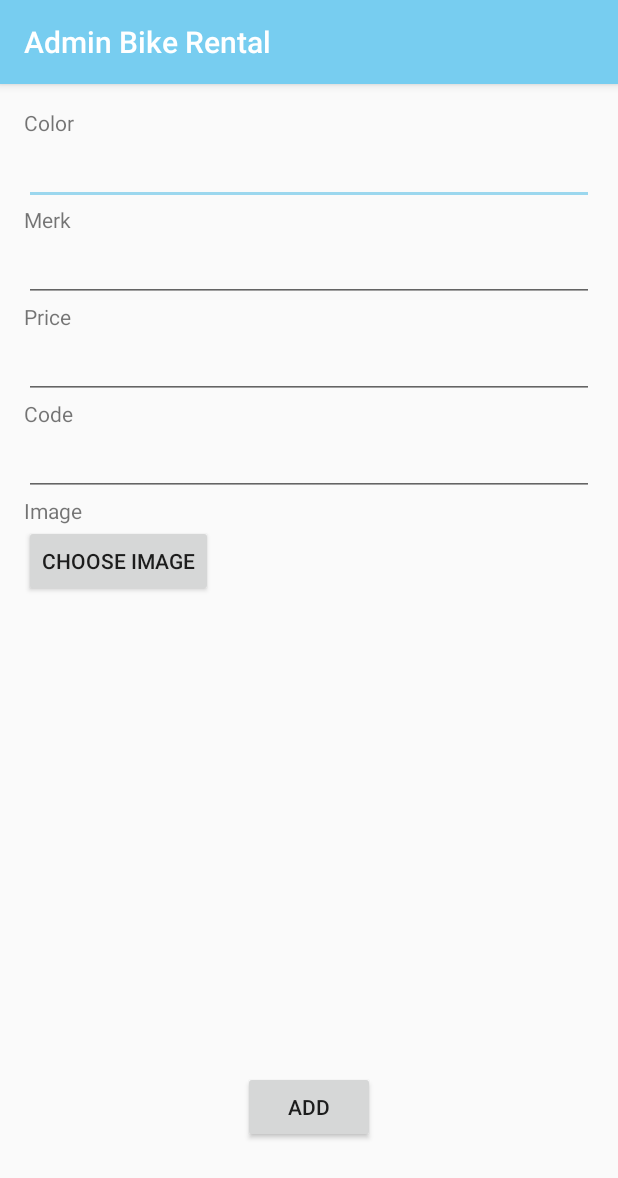
After one commit to hasanwijaya/admin-bike-rental, an Android app: the AddBikeActivity screen opened directly, with no data from a screen before it, on a phone screen of 412 x 824 dp. The commit adds this screen. Shown: the top 1178 px of the screen. Run offline under Robolectric (Android 15) with nearby library versions, the phone set to English and light mode, and no system bars; libraries missing offline, so code that uses them is left out: com.androidnetworking, com.androidnetworking.common, com.androidnetworking.error, com.androidnetworking.interfaces; pictures from the network do not load.

Commit message:
create add bike

```diff
--- a/app/src/main/AndroidManifest.xml
+++ b/app/src/main/AndroidManifest.xml
@@ -3,6 +3,7 @@
     package="com.example.adminbikerental">
 
     <uses-permission android:name="android.permission.INTERNET" />
+    <uses-permission android:name="android.permission.READ_EXTERNAL_STORAGE"/>
 
     <application
         android:allowBackup="true"
@@ -12,7 +13,8 @@
         android:supportsRtl="true"
         android:theme="@style/AppTheme"
         android:usesCleartextTraffic="true">
-        <activity android:name=".activity.DetailCustomerActivity"/>
+        <activity android:name=".activity.AddBikeActivity"></activity>
+        <activity android:name=".activity.DetailCustomerActivity" />
         <activity android:name=".activity.CustomersActivity" />
         <activity android:name=".activity.BikesActivity" />
         <activity
--- /dev/null
+++ b/app/src/main/java/com/example/adminbikerental/activity/AddBikeActivity.java
@@ -0,0 +1,206 @@
+package com.example.adminbikerental.activity;
+
+import androidx.annotation.NonNull;
+import androidx.annotation.Nullable;
+import androidx.appcompat.app.AppCompatActivity;
+import androidx.core.app.ActivityCompat;
+import androidx.core.content.ContextCompat;
+
+import android.Manifest;
+import android.content.Intent;
+import android.content.pm.PackageManager;
+import android.database.Cursor;
+import android.net.Uri;
+import android.os.Bundle;
+import android.provider.MediaStore;
+import android.util.Log;
+import android.view.View;
+import android.widget.Button;
+import android.widget.EditText;
+import android.widget.ImageView;
+import android.widget.Toast;
+
+import com.androidnetworking.AndroidNetworking;
+import com.androidnetworking.common.Priority;
+import com.androidnetworking.error.ANError;
+import com.androidnetworking.interfaces.JSONObjectRequestListener;
+import com.androidnetworking.interfaces.UploadProgressListener;
+import com.bumptech.glide.Glide;
+import com.example.adminbikerental.R;
+
+import org.json.JSONException;
+import org.json.JSONObject;
+
+import java.io.File;
+
+import static com.example.adminbikerental.activity.LoginActivity.BASE_URL;
+
+public class AddBikeActivity extends AppCompatActivity {
+    public static final String TAG = AddBikeActivity.class.getSimpleName();
+    private static final int PICK_IMAGE_REQUEST = 1;
+    private static final int STORAGE_PERMISSION_CODE = 123;
+    private EditText edtColor, edtMerk, edtPrice, edtCode;
+    private Button btnChooseImage, btnAdd;
+    private ImageView ivPreview;
+    private Uri imageUri;
+
+    @Override
+    protected void onCreate(Bundle savedInstanceState) {
+        super.onCreate(savedInstanceState);
+        setContentView(R.layout.activity_add_bike);
+
+        btnChooseImage = findViewById(R.id.btn_choose_image);
+        btnAdd = findViewById(R.id.btn_add);
+        ivPreview = findViewById(R.id.iv_preview);
+        edtColor = findViewById(R.id.edt_color);
+        edtMerk = findViewById(R.id.edt_merk);
+        edtPrice = findViewById(R.id.edt_price);
+        edtCode = findViewById(R.id.edt_code);
+
+        requestStoragePermission();
+
+        btnChooseImage.setOnClickListener(new View.OnClickListener() {
+            @Override
+            public void onClick(View view) {
+                openFileChooser();
+            }
+        });
+
+        btnAdd.setOnClickListener(new View.OnClickListener() {
+            @Override
+            public void onClick(View view) {
+                String color = edtColor.getText().toString().trim();
+                String merk = edtMerk.getText().toString().trim();
+                String price = edtPrice.getText().toString().trim();
+                String code = edtCode.getText().toString().trim();
+
+                boolean isEmpty = false;
+
+                if (color.isEmpty()) {
+                    isEmpty = true;
+                    edtColor.setError("Warna harus diisi");
+                }
+
+                if (merk.isEmpty()) {
+                    isEmpty = true;
+                    edtMerk.setError("Merek harus diisi");
+                }
+
+                if (price.isEmpty()) {
+                    isEmpty = true;
+                    edtPrice.setError("Harga harus diisi");
+                }
+
+                if (code.isEmpty()) {
+                    isEmpty = true;
+                    edtCode.setError("Kode harus diisi");
+                }
+
+                if (!isEmpty) {
+                    File file = new File(getPath(imageUri));
+
+                    AndroidNetworking.upload(BASE_URL + "/insert_bike.php")
+                        .addMultipartFile("image", file)
+                        .addMultipartParameter("color", color)
+                        .addMultipartParameter("merk", merk)
+                        .addMultipartParameter("price", price)
+                        .addMultipartParameter("code", code)
+                        .setPriority(Priority.HIGH)
+                        .build()
+                        .setUploadProgressListener(new UploadProgressListener() {
+                            @Override
+                            public void onProgress(long bytesUploaded, long totalBytes) {
+                                // do anything with progress
+                            }
+                        })
+                        .getAsJSONObject(new JSONObjectRequestListener() {
+                            @Override
+                            public void onResponse(JSONObject response) {
+                                try {
+                                    String status = response.getString("status");
+
+                                    if(status.equals("success")) {
+                                        Intent intent = new Intent(AddBikeActivity.this, BikesActivity.class);
+                                        intent.addFlags(Intent.FLAG_ACTIVITY_CLEAR_TOP);
+                                        startActivity(intent);
+                                    }
+                                } catch(JSONException e) {
+                                    e.printStackTrace();
+                                }
+                            }
+
+                            @Override
+                            public void onError(ANError anError) {
+                                Log.e(TAG, "onError: " + anError.getLocalizedMessage());
+                            }
+                        });
+                }
+            }
+        });
+    }
+
+    private void openFileChooser() {
+        Intent intent = new Intent();
+        intent.setType("image/*");
+        intent.setAction(Intent.ACTION_GET_CONTENT);
+        startActivityForResult(intent, PICK_IMAGE_REQUEST);
+    }
+
+    @Override
+    protected void onActivityResult(int requestCode, int resultCode, @Nullable Intent data) {
+        super.onActivityResult(requestCode, resultCode, data);
+
+        if(requestCode == PICK_IMAGE_REQUEST && resultCode == RESULT_OK && data != null && data.getData() != null) {
+            imageUri = data.getData();
+            Log.d(TAG, "onDebug: " + getPath(imageUri));
+            Glide.with(this).load(imageUri).into(ivPreview);
+        }
+    }
+
+    public String getPath(Uri uri) {
+        Cursor cursor = getContentResolver().query(uri, null, null, null, null);
+        cursor.moveToFirst();
+        String document_id = cursor.getString(0);
+        document_id = document_id.substring(document_id.lastIndexOf(":") + 1);
+        cursor.close();
+
+        cursor = getContentResolver().query(
+                android.provider.MediaStore.Images.Media.EXTERNAL_CONTENT_URI,
+                null, MediaStore.Images.Media._ID + " = ? ", new String[]{document_id}, null);
+        cursor.moveToFirst();
+        String path = cursor.getString(cursor.getColumnIndex(MediaStore.Images.Media.DATA));
+        cursor.close();
+
+        return path;
+    }
+
+    private void requestStoragePermission() {
+        if (ContextCompat.checkSelfPermission(this, Manifest.permission.READ_EXTERNAL_STORAGE) == PackageManager.PERMISSION_GRANTED)
+            return;
+
+        if (ActivityCompat.shouldShowRequestPermissionRationale(this, Manifest.permission.READ_EXTERNAL_STORAGE)) {
+            //If the user has denied the permission previously your code will come to this block
+            //Here you can explain why you need this permission
+            //Explain here why you need this permission
+        }
+        //And finally ask for the permission
+        ActivityCompat.requestPermissions(this, new String[]{Manifest.permission.READ_EXTERNAL_STORAGE}, STORAGE_PERMISSION_CODE);
+    }
+
+    @Override
+    public void onRequestPermissionsResult(int requestCode, @NonNull String[] permissions, @NonNull int[] grantResults) {
+
+        //Checking the request code of our request
+        if (requestCode == STORAGE_PERMISSION_CODE) {
+
+            //If permission is granted
+            if (grantResults.length > 0 && grantResults[0] == PackageManager.PERMISSION_GRANTED) {
+                //Displaying a toast
+                Toast.makeText(this, "Permission granted now you can read the storage", Toast.LENGTH_LONG).show();
+            } else {
+                //Displaying another toast if permission is not granted
+                Toast.makeText(this, "Oops you just denied the permission", Toast.LENGTH_LONG).show();
+            }
+        }
+    }
+}
--- a/app/src/main/java/com/example/adminbikerental/activity/LoginActivity.java
+++ b/app/src/main/java/com/example/adminbikerental/activity/LoginActivity.java
@@ -24,7 +24,7 @@ import static com.example.adminbikerental.activity.SplashscreenActivity.ID;
 import static com.example.adminbikerental.activity.SplashscreenActivity.SHARED_PREFS;
 
 public class LoginActivity extends AppCompatActivity {
-    public static final String BASE_URL = "https://0609bdf8aaeb.ngrok.io/bike_rental";
+    public static final String BASE_URL = "https://84a82739294c.ngrok.io/bike_rental";
     public static final String TAG = LoginActivity.class.getSimpleName();
     private EditText edtEmail, edtPassword;
     private Button btnLogin;
--- /dev/null
+++ b/app/src/main/res/drawable/ic_add_24.xml
@@ -0,0 +1,5 @@
+<vector android:height="24dp" android:tint="#FFFFFF"
+    android:viewportHeight="24" android:viewportWidth="24"
+    android:width="24dp" xmlns:android="http://schemas.android.com/apk/res/android">
+    <path android:fillColor="@android:color/white" android:pathData="M19,13h-6v6h-2v-6H5v-2h6V5h2v6h6v2z"/>
+</vector>
--- /dev/null
+++ b/app/src/main/res/layout/activity_add_bike.xml
@@ -0,0 +1,74 @@
+<?xml version="1.0" encoding="utf-8"?>
+<LinearLayout xmlns:android="http://schemas.android.com/apk/res/android"
+    xmlns:app="http://schemas.android.com/apk/res-auto"
+    xmlns:tools="http://schemas.android.com/tools"
+    android:layout_width="match_parent"
+    android:layout_height="match_parent"
+    android:layout_margin="16dp"
+    android:orientation="vertical"
+    tools:context=".activity.AddBikeActivity">
+
+    <TextView
+        android:layout_width="wrap_content"
+        android:layout_height="wrap_content"
+        android:text="Color"/>
+
+    <EditText
+        android:id="@+id/edt_color"
+        android:layout_width="match_parent"
+        android:layout_height="wrap_content"/>
+
+    <TextView
+        android:layout_width="wrap_content"
+        android:layout_height="wrap_content"
+        android:text="Merk"/>
+
+    <EditText
+        android:id="@+id/edt_merk"
+        android:layout_width="match_parent"
+        android:layout_height="wrap_content"/>
+
+    <TextView
+        android:layout_width="wrap_content"
+        android:layout_height="wrap_content"
+        android:text="Price"/>
+
+    <EditText
+        android:id="@+id/edt_price"
+        android:layout_width="match_parent"
+        android:layout_height="wrap_content"/>
+
+    <TextView
+        android:layout_width="wrap_content"
+        android:layout_height="wrap_content"
+        android:text="Code"/>
+
+    <EditText
+        android:id="@+id/edt_code"
+        android:layout_width="match_parent"
+        android:layout_height="wrap_content"/>
+
+    <TextView
+        android:layout_width="wrap_content"
+        android:layout_height="wrap_content"
+        android:text="Image"/>
+
+    <Button
+        android:id="@+id/btn_choose_image"
+        android:layout_width="wrap_content"
+        android:layout_height="wrap_content"
+        android:text="Choose Image"/>
+
+    <ImageView
+        android:id="@+id/iv_preview"
+        android:layout_width="match_parent"
+        android:layout_height="300dp"
+        android:layout_marginTop="16dp" />
+
+    <Button
+        android:id="@+id/btn_add"
+        android:layout_width="wrap_content"
+        android:layout_height="wrap_content"
+        android:layout_gravity="center"
+        android:text="Add"/>
+</LinearLayout>
```
Also changed, not shown: app/src/main/java/com/example/adminbikerental/activity/BikesActivity.java (+13 -1 lines), app/src/main/res/layout/activity_bikes.xml (+11 -3 lines).
